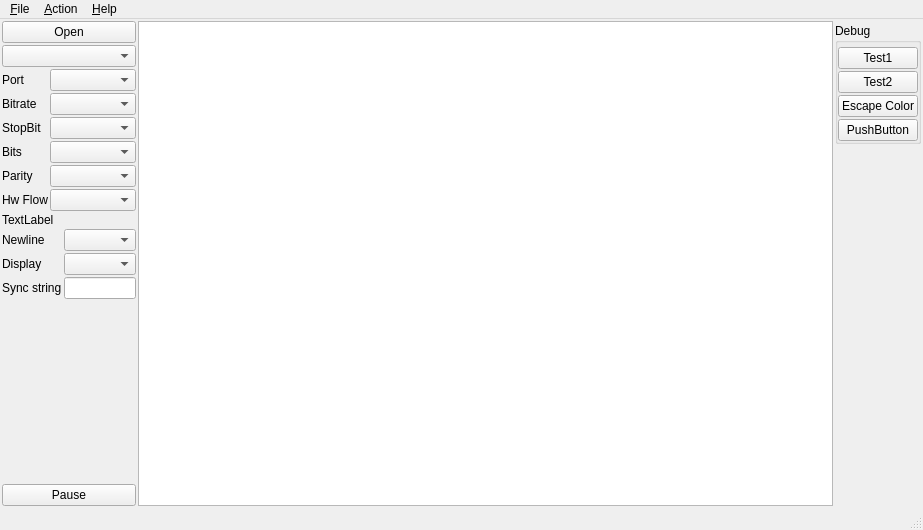
The window that python/terminal/mpTerminal.ui (zonbrisad/Tester) describes before a commit, drawn with Qt 5.
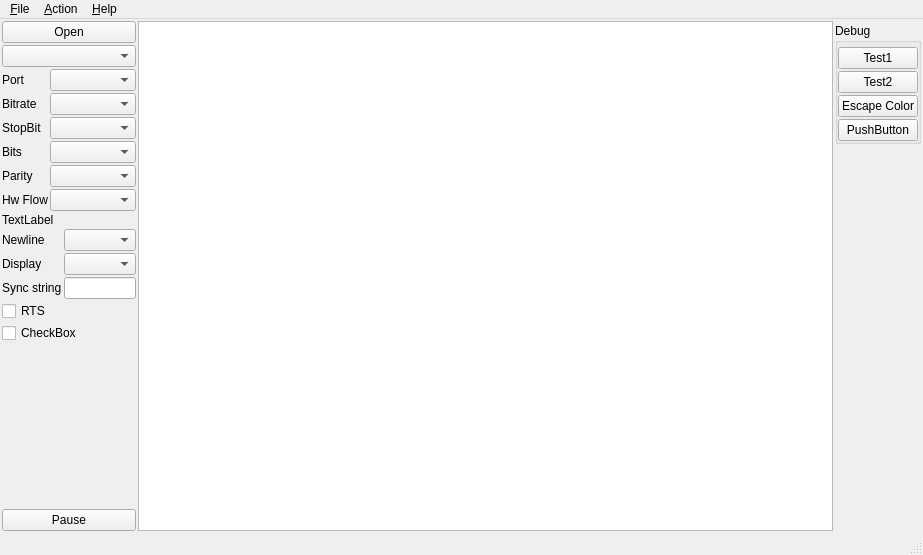
The same window after the commit.

Patch:
```diff
--- a/python/terminal/mpTerminal.ui
+++ b/python/terminal/mpTerminal.ui
@@ -7,7 +7,7 @@
     <x>0</x>
     <y>0</y>
     <width>923</width>
-    <height>530</height>
+    <height>555</height>
    </rect>
   </property>
   <property name="windowTitle">
@@ -192,6 +192,23 @@
         </item>
        </layout>
       </item>
+      <item>
+       <widget class="QCheckBox" name="cbRTS">
+        <property name="text">
+         <string>RTS</string>
+        </property>
+       </widget>
+      </item>
+      <item>
+       <widget class="QCheckBox" name="checkBox_2">
+        <property name="text">
+         <string>CheckBox</string>
+        </property>
+        <property name="tristate">
+         <bool>true</bool>
+        </property>
+       </widget>
+      </item>
       <item>
        <spacer name="verticalSpacer">
         <property name="orientation">
```
Left out of the diff: 3 changed lines with no effect on the pictures.
